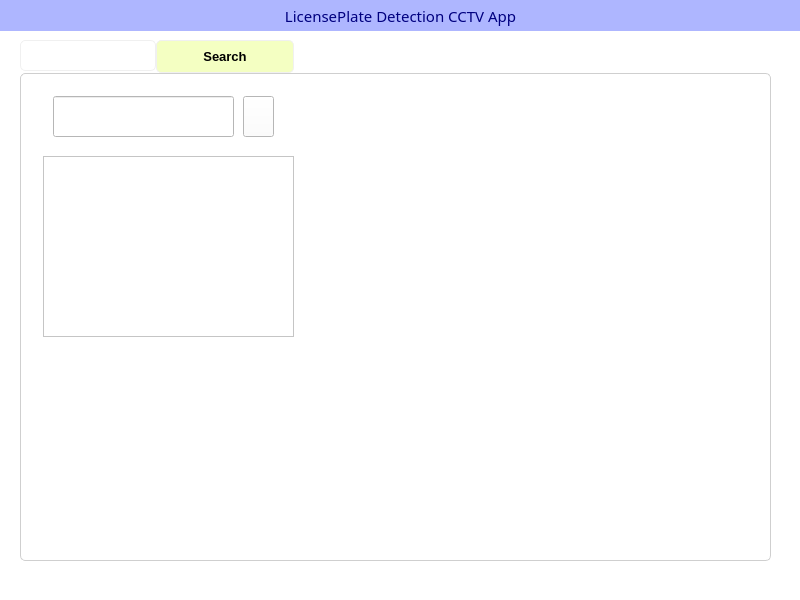
Before: the Qt Designer form cctv_36/mainwindow.ui in VEDA-ThirtySix/PAMS-client, drawn with Qt 5.
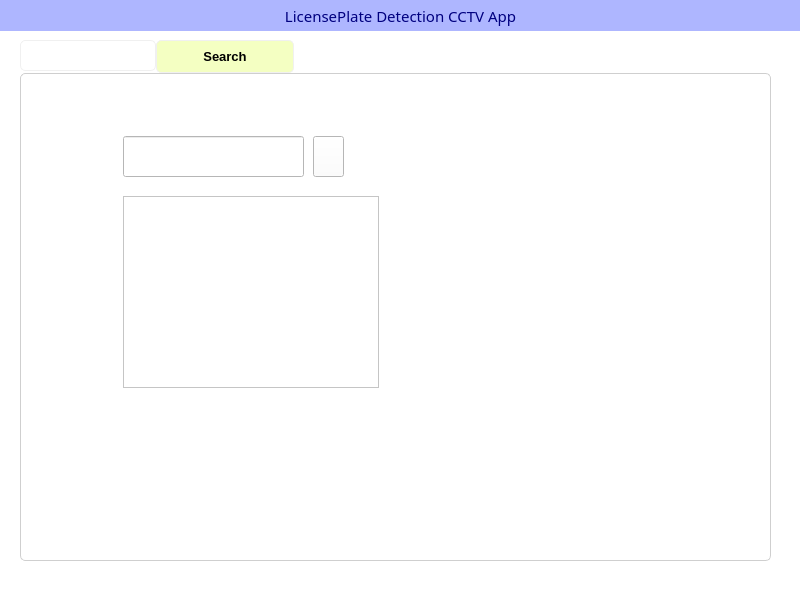
After: the same form once the commit is applied. The open tabs and pages were chosen to show the change. Icons and pictures are not drawn.

Commit message: feat:TCP streaming camera-> to GUI

Patch:
```diff
--- a/cctv_36/mainwindow.ui
+++ b/cctv_36/mainwindow.ui
@@ -233,10 +233,10 @@
      <widget class="QFrame" name="searchFrame">
       <property name="geometry">
        <rect>
-        <x>20</x>
-        <y>10</y>
-        <width>251</width>
-        <height>61</height>
+        <x>90</x>
+        <y>50</y>
+        <width>291</width>
+        <height>311</height>
        </rect>
       </property>
       <property name="frameShape">
@@ -269,26 +269,13 @@
         </rect>
        </property>
       </widget>
-     </widget>
-     <widget class="QScrollArea" name="scrollArea">
-      <property name="geometry">
-       <rect>
-        <x>20</x>
-        <y>80</y>
-        <width>251</width>
-        <height>181</height>
-       </rect>
-      </property>
-      <property name="widgetResizable">
-       <bool>true</bool>
-      </property>
-      <widget class="QWidget" name="resultsList">
+      <widget class="QListWidget" name="resultsList">
        <property name="geometry">
         <rect>
-         <x>0</x>
-         <y>0</y>
-         <width>249</width>
-         <height>179</height>
+         <x>10</x>
+         <y>70</y>
+         <width>256</width>
+         <height>192</height>
         </rect>
        </property>
       </widget>
```
Left out of the diff: 2 changed lines with no effect on the pictures. The commit also changes 5 other files.
